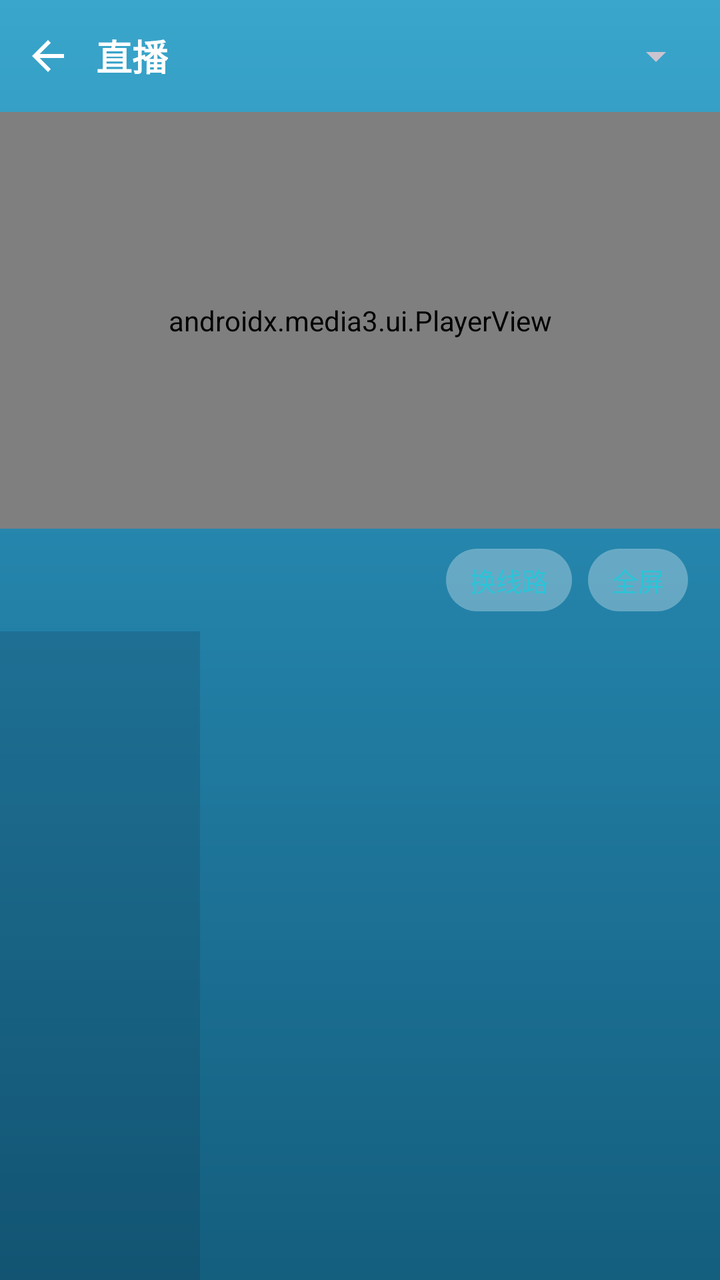
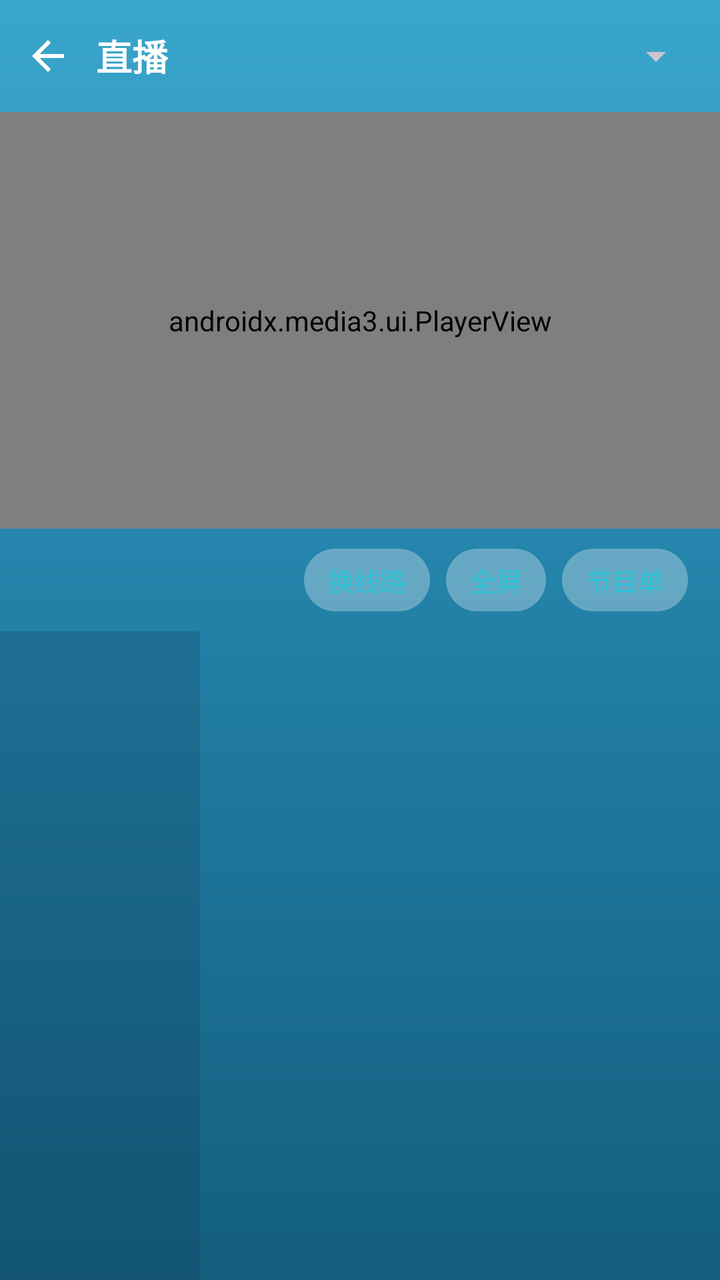

Before-and-after screenshots of an Android layout around one commit, followed by the original layout XML and the change that was made.
<!-- AndroidManifest.xml: application theme AppTheme -->
<!-- res/layout/activity_live.xml -->
<?xml version="1.0" encoding="utf-8"?>
<LinearLayout xmlns:android="http://schemas.android.com/apk/res/android"
    xmlns:app="http://schemas.android.com/apk/res-auto"
    android:layout_width="match_parent"
    android:layout_height="match_parent"
    android:fitsSystemWindows="true"
    android:keepScreenOn="true"
    android:orientation="vertical">

    <LinearLayout
        android:layout_width="match_parent"
        android:layout_height="56dp"
        android:gravity="center_vertical"
        android:orientation="horizontal">

        <ImageView
            android:id="@+id/ivBack"
            android:layout_width="48dp"
            android:layout_height="48dp"
            android:background="?attr/selectableItemBackgroundBorderless"
            android:padding="12dp"
            android:src="@drawable/ic_back"
            app:tint="@color/text_primary" />

        <TextView
            android:layout_width="wrap_content"
            android:layout_height="wrap_content"
            android:text="@string/quick_live"
            android:textColor="@color/text_primary"
            android:textSize="18sp"
            android:textStyle="bold" />

        
        <View
            android:layout_width="0dp"
            android:layout_height="0dp"
            android:layout_weight="1" />

        <Spinner
            android:id="@+id/spSource"
            android:layout_width="wrap_content"
            android:layout_height="wrap_content"
            android:layout_marginEnd="8dp"
            android:dropDownWidth="wrap_content"
            android:popupBackground="@color/gradient_bottom" />
    </LinearLayout>

    <LinearLayout
        android:layout_width="match_parent"
        android:layout_height="0dp"
        android:layout_weight="1"
        android:orientation="vertical">

        <FrameLayout
            android:layout_width="match_parent"
            android:layout_height="0dp"
            android:layout_weight="9"
            android:background="@color/black">

            <androidx.media3.ui.PlayerView
                android:id="@+id/exo"
                android:layout_width="match_parent"
                android:layout_height="match_parent"
                app:show_buffering="when_playing"
                app:use_controller="true" />

            <ProgressBar
                android:id="@+id/playerProgress"
                android:layout_width="40dp"
                android:layout_height="40dp"
                android:layout_gravity="center"
                android:indeterminateTint="@color/text_primary"
                android:visibility="gone" />

            <TextView
                android:id="@+id/tvPlayerTip"
                android:layout_width="wrap_content"
                android:layout_height="wrap_content"
                android:layout_gravity="center"
                android:layout_margin="32dp"
                android:gravity="center"
                android:textColor="@color/text_primary"
                android:textSize="14sp"
                android:visibility="gone" />
        </FrameLayout>

        <LinearLayout
            android:layout_width="match_parent"
            android:layout_height="wrap_content"
            android:gravity="center_vertical"
            android:orientation="horizontal"
            android:paddingStart="16dp"
            android:paddingTop="10dp"
            android:paddingEnd="16dp"
            android:paddingBottom="10dp">

            <TextView
                android:id="@+id/tvCurrent"
                android:layout_width="0dp"
                android:layout_height="wrap_content"
                android:layout_weight="1"
                android:ellipsize="end"
                android:maxLines="1"
                android:textColor="@color/text_primary"
                android:textSize="16sp"
                android:textStyle="bold" />

            <TextView
                android:id="@+id/btnLine"
                android:layout_width="wrap_content"
                android:layout_height="wrap_content"
                android:background="@drawable/bg_chip"
                android:paddingStart="12dp"
                android:paddingTop="6dp"
                android:paddingEnd="12dp"
                android:paddingBottom="6dp"
                android:text="换线路"
                android:textColor="@color/colorPrimary"
                android:textSize="13sp" />

            <TextView
                android:id="@+id/btnFull"
                android:layout_width="wrap_content"
                android:layout_height="wrap_content"
                android:layout_marginStart="8dp"
                android:background="@drawable/bg_chip"
                android:paddingStart="12dp"
                android:paddingTop="6dp"
                android:paddingEnd="12dp"
                android:paddingBottom="6dp"
                android:text="全屏"
                android:textColor="@color/colorPrimary"
                android:textSize="13sp" />
        </LinearLayout>

        <FrameLayout
            android:layout_width="match_parent"
            android:layout_height="0dp"
            android:layout_weight="14">

            <LinearLayout
                android:layout_width="match_parent"
                android:layout_height="match_parent"
                android:orientation="horizontal">

                <androidx.recyclerview.widget.RecyclerView
                    android:id="@+id/rvGroup"
                    android:layout_width="100dp"
                    android:layout_height="match_parent"
                    android:background="@color/bg_sidebar"
                    android:scrollbars="none" />

                <androidx.recyclerview.widget.RecyclerView
                    android:id="@+id/rvChannel"
                    android:layout_width="0dp"
                    android:layout_height="match_parent"
                    android:layout_weight="1"
                    android:clipToPadding="false"
                    android:paddingTop="4dp"
                    android:paddingBottom="4dp"
                    android:scrollbars="none" />
            </LinearLayout>

            <ProgressBar
                android:id="@+id/progress"
                android:layout_width="40dp"
                android:layout_height="40dp"
                android:layout_gravity="center"
                android:indeterminateTint="@color/text_primary"
                android:visibility="gone" />

            <TextView
                android:id="@+id/tvEmpty"
                android:layout_width="wrap_content"
                android:layout_height="wrap_content"
                android:layout_gravity="center"
                android:layout_margin="32dp"
                android:gravity="center"
                android:lineSpacingExtra="6dp"
                android:textColor="@color/text_secondary"
                android:textSize="14sp"
                android:visibility="gone" />
        </FrameLayout>
    </LinearLayout>
</LinearLayout>
<!-- resources referenced by this layout -->
<resources>
  <color name="bg_sidebar">#2E0C2A3C</color>
  <color name="black">#000000</color>
  <color name="colorPrimary">#2BC4D8</color>
  <color name="gradient_bottom">#145E7E</color>
  <color name="text_primary">#FFFFFF</color>
  <color name="text_secondary">#C4DEE9</color>
  <!-- drawable bg_chip (drawable) -->
  <?xml version="1.0" encoding="utf-8"?>
  <shape xmlns:android="http://schemas.android.com/apk/res/android"
      android:shape="rectangle">
      <solid android:color="#4DFFFFFF" />
      <corners android:radius="20dp" />
  </shape>
  <!-- drawable ic_back (drawable) -->
  <?xml version="1.0" encoding="utf-8"?>
  <vector xmlns:android="http://schemas.android.com/apk/res/android"
      android:width="24dp"
      android:height="24dp"
      android:viewportWidth="24"
      android:viewportHeight="24">
      <path
          android:fillColor="#FFFFFF"
          android:pathData="M20,11H7.83l5.59,-5.59L12,4l-8,8 8,8 1.41,-1.41L7.83,13H20v-2z" />
  </vector>
  <string name="quick_live">直播</string>
  <style name="AppTheme" parent="Base.AppTheme" />
  <style name="Base.AppTheme" parent="Theme.Material3.Dark.NoActionBar">
          <item name="colorPrimary">@color/colorPrimary</item>
          <item name="colorOnPrimary">@color/colorOnPrimary</item>
          <item name="colorPrimaryVariant">@color/colorPrimaryVariant</item>
          <item name="android:statusBarColor">@android:color/transparent</item>
          <item name="android:navigationBarColor">@android:color/transparent</item>
          <item name="android:windowBackground">@drawable/bg_main_gradient</item>
          <item name="android:windowDrawsSystemBarBackgrounds">true</item>
          <item name="android:forceDarkAllowed">false</item>
      </style>
  <color name="colorOnPrimary">#06202A</color>
  <color name="colorPrimaryVariant">#1FA7BC</color>
  <!-- drawable bg_main_gradient (drawable) -->
  <?xml version="1.0" encoding="utf-8"?>
  <shape xmlns:android="http://schemas.android.com/apk/res/android"
      android:shape="rectangle">
      <gradient
          android:angle="270"
          android:startColor="@color/gradient_top"
          android:centerColor="@color/gradient_mid"
          android:endColor="@color/gradient_bottom"
          android:type="linear" />
  </shape>
  <color name="gradient_top">#3AA6CC</color>
  <color name="gradient_mid">#227FA6</color>
</resources>

<!-- the commit's change to res/layout/activity_live.xml (unified diff, before → after) -->
@@ -131,6 +131,20 @@
                 android:text="全屏"
                 android:textColor="@color/colorPrimary"
                 android:textSize="13sp" />
+
+            <TextView
+                android:id="@+id/btnEpg"
+                android:layout_width="wrap_content"
+                android:layout_height="wrap_content"
+                android:layout_marginStart="8dp"
+                android:background="@drawable/bg_chip"
+                android:paddingStart="12dp"
+                android:paddingTop="6dp"
+                android:paddingEnd="12dp"
+                android:paddingBottom="6dp"
+                android:text="节目单"
+                android:textColor="@color/colorPrimary"
+                android:textSize="13sp" />
         </LinearLayout>
 
         <FrameLayout
